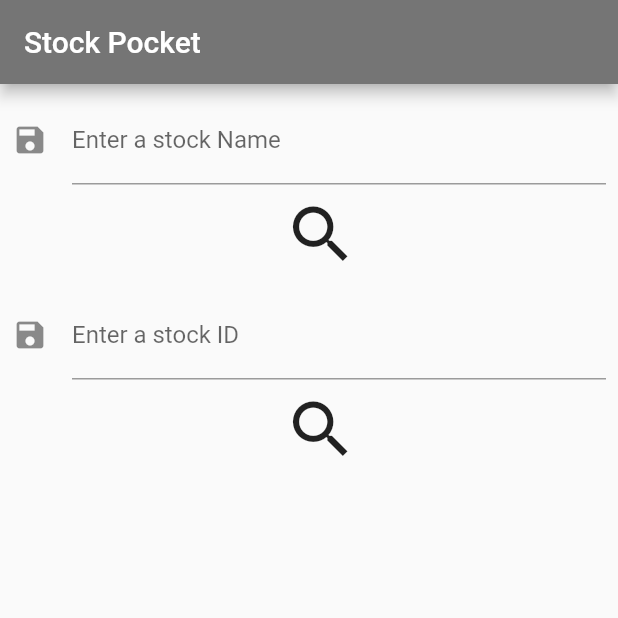
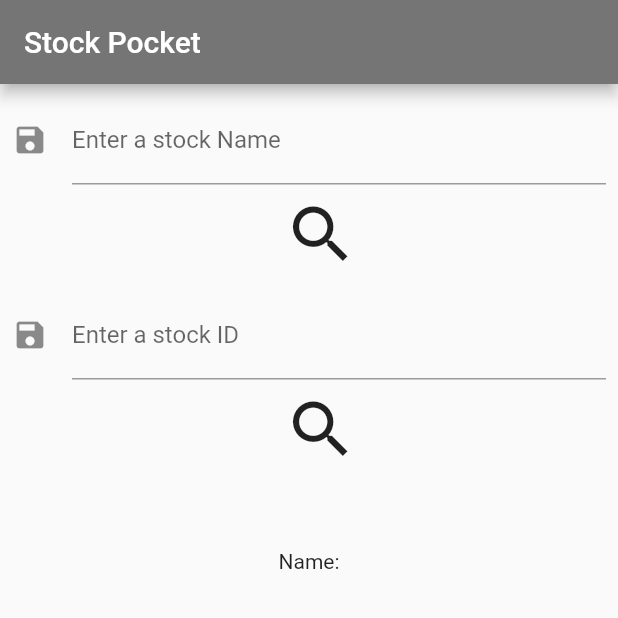
Before and after one commit to BigTsung/Flutter, a Flutter app: the screen it shows after launch, after a tap on the "search" icon, on a phone screen of 412 x 824 dp, the top half of it. Run offline on Flutter 3.47's test engine with Material 2 defaults, Android fonts, the phone set to English and light mode, and no system bars; our stand-ins replace flutter_spinkit, responsive_builder; missing offline and left inert: beautifulsoup, excel.

Commit message:
Done! Get the stock ID by name

```diff
--- a/projects/pocket_stock/lib/main.dart
+++ b/projects/pocket_stock/lib/main.dart
@@ -31,26 +31,61 @@ class MyHomePage extends StatefulWidget {
   _MyHomePageState createState() => _MyHomePageState();
 }
 
+class StockTable {
+  String name;
+  String id;
+
+  StockTable(this.name, this.id);
+}
+
 class _MyHomePageState extends State<MyHomePage> {
   final stockNamecontroller = TextEditingController();
-  final stockIDcontroller = TextEditingController();
+  final getIDController = TextEditingController();
   String stockContent = "";
+  List stocks = [];
+  String stockName = "NORE";
 
   Future<void> initStockTable() async {
     print("getStockIDbyName");
 
-    ByteData data = await rootBundle.load("assets/StockList.xlsx");
+    ByteData data = await rootBundle.load("assets/ListedCompany.xlsx");
     var bytes = data.buffer.asUint8List(data.offsetInBytes, data.lengthInBytes);
     var excel = Excel.decodeBytes(bytes);
 
     for (var table in excel.tables.keys) {
-      print(table); //sheet Name
-      print(excel.tables[table].maxCols);
-      print(excel.tables[table].maxRows);
-      // for (var row in excel.tables[table].rows) {
-      //   print("$row");
-      // }
+      for (List row in excel.tables[table].rows) {
+        String name = row[1].toString();
+        String id = row[0].toString();
+        stocks.add(StockTable(name, id));
+      }
     }
+
+    ByteData otcData =
+        await rootBundle.load("assets/OverTheCounterCompany.xlsx");
+    var otcBytes = otcData.buffer
+        .asUint8List(otcData.offsetInBytes, otcData.lengthInBytes);
+    var otcExcel = Excel.decodeBytes(otcBytes);
+
+    for (var table in otcExcel.tables.keys) {
+      for (List row in otcExcel.tables[table].rows) {
+        String name = row[1].toString();
+        String id = row[0].toString();
+        stocks.add(StockTable(name, id));
+      }
+    }
+  }
+
+  Future<void> getStockIDByName() async {
+    // print(getIDController.text);
+    int targetIndex =
+        stocks.indexWhere((element) => element.name == getIDController.text);
+    // print(targetIndex);
+    if (targetIndex > 0)
+      stockName = stocks[targetIndex].id;
+    else
+      stockName = "Nore";
+
+    print(stockName);
   }
 
   Future<void> getStockInfoByID() async {
@@ -152,7 +187,7 @@ class _MyHomePageState extends State<MyHomePage> {
             child: Column(
               children: <Widget>[
                 TextField(
-                  controller: stockIDcontroller,
+                  controller: getIDController,
                   onChanged: (text) {
                     print("$text");
                   },
@@ -171,7 +206,7 @@ class _MyHomePageState extends State<MyHomePage> {
                     child: IconButton(
                         iconSize: 50,
                         icon: Icon(Icons.search),
-                        onPressed: () {}))
+                        onPressed: getStockIDByName))
               ],
             ),
           ),
@@ -197,6 +232,11 @@ class _MyHomePageState extends State<MyHomePage> {
               ],
             ),
           ),
+          Container(
+            height: 100,
+            // color: Colors.amber[600],
+            child: const Center(child: Text('Name:')),
+          )
           // Container(
           //   height: 100,
           //   // color: Colors.amber[600],
--- a/projects/pocket_stock/pubspec.yaml
+++ b/projects/pocket_stock/pubspec.yaml
@@ -49,8 +49,8 @@ flutter:
 
   # To add assets to your application, add an assets section, like this:
   assets:
-    - assets/StockList.xlsx
-  #   - images/a_dot_ham.jpeg
+    - assets/ListedCompany.xlsx
+    - assets/OverTheCounterCompany.xlsx
 
   # An image asset can refer to one or more resolution-specific "variants", see
   # https://flutter.dev/assets-and-images/#resolution-aware.
```
Also changed, not shown: 3 other files.
